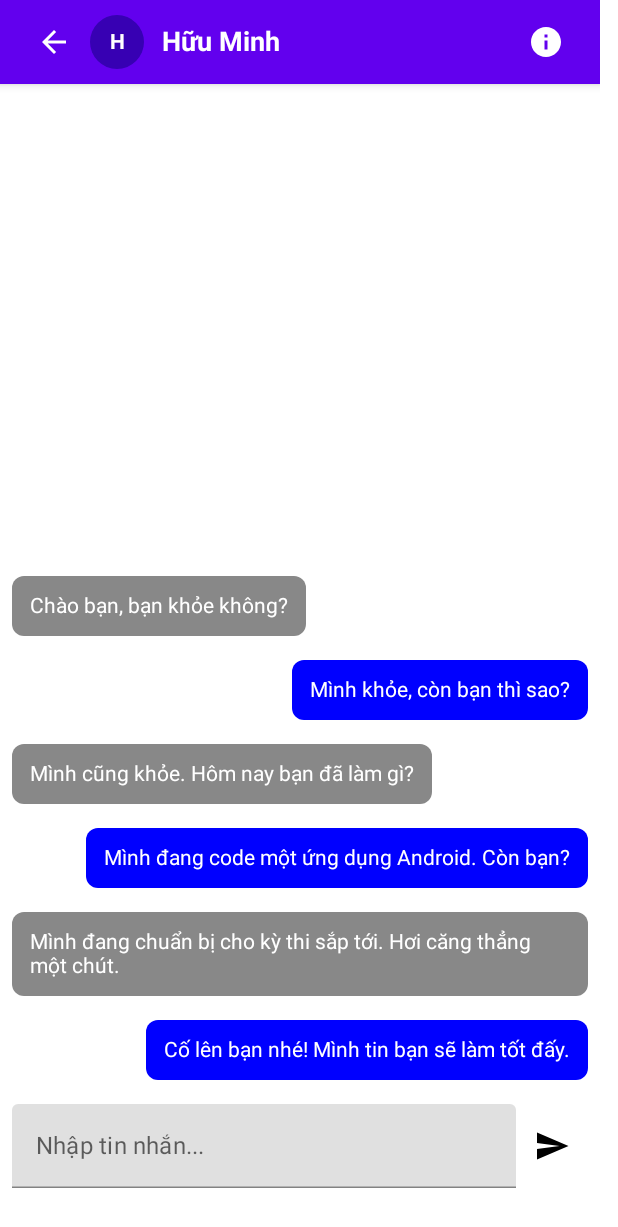
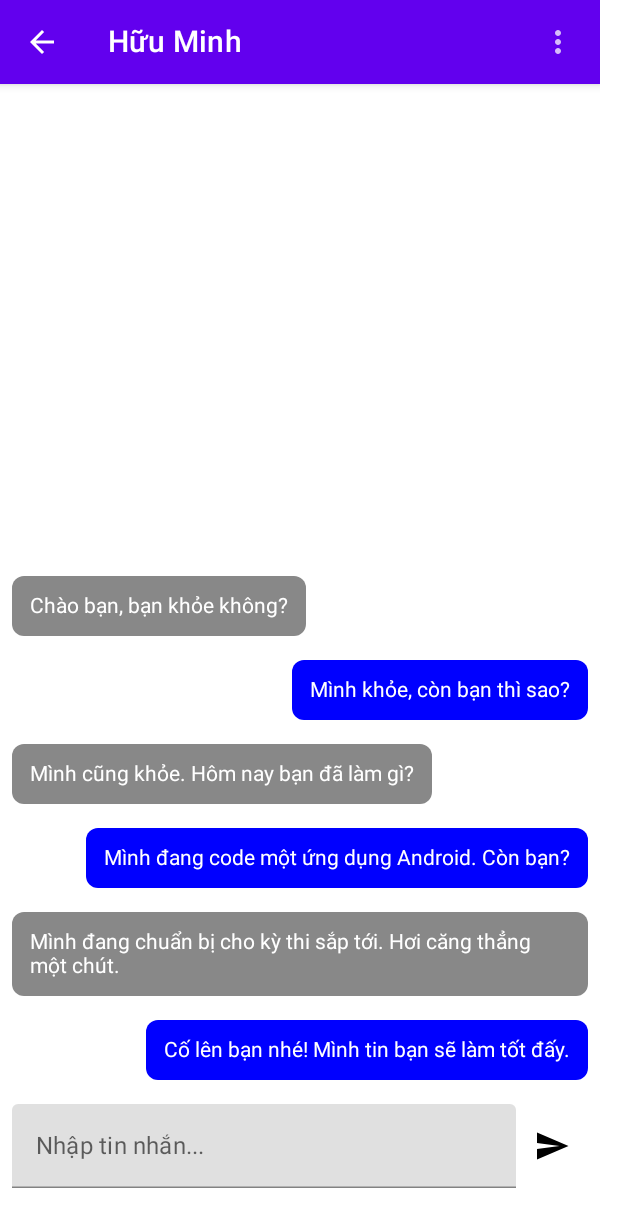
Before and after one commit to Mysterio824/Android-Final-Project, an Android app built with Jetpack Compose: the @Preview function ChatScreenPreview, on a phone screen of 412 x 824 dp. Shown: the top 1227 px of the screen. Run offline under Robolectric (Android 15) with nearby library versions, the phone set to English and light mode, and no system bars; our stand-ins replace Firebase (no records; nobody signed in at launch, a user with empty details on screens opened directly).

Commit message:
add chat detail screen

```diff
--- a/Hacktok/app/src/main/java/com/androidfinalproject/hacktok/ui/chat/ChatScreen.kt
+++ b/Hacktok/app/src/main/java/com/androidfinalproject/hacktok/ui/chat/ChatScreen.kt
@@ -1,6 +1,8 @@
 package com.androidfinalproject.hacktok.ui.chat
 
+import androidx.compose.foundation.ExperimentalFoundationApi
 import androidx.compose.foundation.background
+import androidx.compose.foundation.combinedClickable
 import androidx.compose.foundation.layout.*
 import androidx.compose.foundation.lazy.LazyColumn
 import androidx.compose.foundation.lazy.items
@@ -12,6 +14,8 @@ import androidx.compose.runtime.*
 import androidx.compose.ui.Alignment
 import androidx.compose.ui.Modifier
 import androidx.compose.ui.graphics.Color
+import androidx.compose.ui.platform.LocalClipboardManager
+import androidx.compose.ui.text.AnnotatedString
 import androidx.compose.ui.text.input.TextFieldValue
 import androidx.compose.ui.tooling.preview.Preview
 import androidx.compose.ui.unit.dp
@@ -31,10 +35,10 @@ fun ChatScreen(
     onBackClick: () -> Unit = {},
     onInfoClick: () -> Unit = {},
     onDeleteMessage: (String) -> Unit = {}
-
 ) {
     var messageText by remember { mutableStateOf(TextFieldValue("")) }
-    MainAppTheme{
+
+    MainAppTheme {
         Column(modifier = Modifier.fillMaxSize()) {
             ChatTopBar(
                 otherUser = otherUser,
@@ -49,7 +53,8 @@ fun ChatScreen(
                 items(messages.sortedByDescending { it.createdAt }) { message ->
                     ChatBubble(
                         message = message,
-                        isCurrentUser = message.senderId == currentUserId
+                        isCurrentUser = message.senderId == currentUserId,
+                        onDeleteMessage = onDeleteMessage
                     )
                 }
             }
@@ -68,16 +73,27 @@ fun ChatScreen(
     }
 }
 
+
+@OptIn(ExperimentalFoundationApi::class)
 @Composable
 fun ChatBubble(
     message: Message,
-    isCurrentUser: Boolean
+    isCurrentUser: Boolean,
+    onDeleteMessage: (String) -> Unit
 ) {
-    Row(
+    var showTime by remember { mutableStateOf(false) }
+    var showMenu by remember { mutableStateOf(false) }
+    val clipboardManager = LocalClipboardManager.current
+
+    Box(
         modifier = Modifier
             .fillMaxWidth()
-            .padding(8.dp),
-        horizontalArrangement = if (isCurrentUser) Arrangement.End else Arrangement.Start
+            .padding(8.dp)
+            .combinedClickable(
+                onClick = { showTime = !showTime }, // Nhấn để hiển thị thời gian
+                onLongClick = { showMenu = true } // Nhấn giữ để mở menu
+            ),
+        contentAlignment = if (isCurrentUser) Alignment.CenterEnd else Alignment.CenterStart
     ) {
         Box(
             modifier = Modifier
@@ -87,13 +103,47 @@ fun ChatBubble(
                 )
                 .padding(12.dp)
         ) {
-            Text(
-                text = message.content,
-                color = Color.White
-            )
+            Column {
+                Text(
+                    text = message.content,
+                    color = Color.White
+                )
+                if (showTime) {
+                    Text(
+                        text = message.createdAt.toString(),
+                        color = Color.White.copy(alpha = 0.7f),
+                        style = MaterialTheme.typography.caption
+                    )
+                }
+            }
+        }
+
+        // Toggle menu khi nhấn giữ tin nhắn
+        DropdownMenu(
+            expanded = showMenu,
+            onDismissRequest = { showMenu = false }
+        ) {
+            DropdownMenuItem(
+                onClick = {
+                    clipboardManager.setText(AnnotatedString(message.content)) // Copy tin nhắn
+                    showMenu = false
+                }
+            ) {
+                Text("Copy")
+            }
+            DropdownMenuItem(
+                onClick = {
+                    message.id?.let { onDeleteMessage(it) } // Xóa tin nhắn
+                    showMenu = false
+                }
+            ) {
+                Text("Delete", color = Color.Red)
+            }
         }
     }
 }
+
+
 
 @Preview(showBackground = true)
 @Composable
--- a/Hacktok/app/src/main/java/com/androidfinalproject/hacktok/ui/chat/component/ChatTopBar.kt
+++ b/Hacktok/app/src/main/java/com/androidfinalproject/hacktok/ui/chat/component/ChatTopBar.kt
@@ -15,6 +15,7 @@ import androidx.compose.material.TopAppBar
 import androidx.compose.material.icons.Icons
 import androidx.compose.material.icons.filled.ArrowBack
 import androidx.compose.material.icons.filled.Info
+import androidx.compose.material.icons.filled.MoreVert
 import androidx.compose.runtime.Composable
 import androidx.compose.ui.Alignment
 import androidx.compose.ui.Modifier
@@ -33,60 +34,16 @@ fun ChatTopBar(
     onInfoClick: () -> Unit
 ) {
     TopAppBar(
-        backgroundColor = MaterialTheme.colors.primary,
-        elevation = 4.dp
-    ) {
-        Row(
-            modifier = Modifier
-                .fillMaxWidth()
-                .padding(horizontal = 8.dp),
-            verticalAlignment = Alignment.CenterVertically
-        ) {
-            // Nút quay lại
+        title = { Text(otherUser.username) },
+        navigationIcon = {
             IconButton(onClick = onBackClick) {
-                Icon(
-                    imageVector = Icons.Default.ArrowBack,
-                    contentDescription = "Quay lại",
-                    tint = Color.White
-                )
+                Icon(Icons.Default.ArrowBack, contentDescription = "Back")
             }
-
-            // Avatar người dùng (hiển thị chữ cái đầu)
-            Box(
-                modifier = Modifier
-                    .size(36.dp)
-                    .clip(CircleShape)
-                    .background(MaterialTheme.colors.primaryVariant),
-                contentAlignment = Alignment.Center
-            ) {
-                Text(
-                    text = otherUser.username.first().toString(),
-                    color = Color.White,
-                    fontWeight = FontWeight.Bold
-                )
-            }
-
-            // Tên người dùng
-            Text(
-                text = otherUser.username,
-                color = Color.White,
-                fontWeight = FontWeight.Bold,
-                fontSize = 18.sp,
-                maxLines = 1,
-                overflow = TextOverflow.Ellipsis,
-                modifier = Modifier
-                    .padding(start = 12.dp)
-                    .weight(1f)
-            )
-
-            // Nút xem thông tin chi tiết
+        },
+        actions = {
             IconButton(onClick = onInfoClick) {
-                Icon(
-                    imageVector = Icons.Default.Info,
-                    contentDescription = "Thông tin",
-                    tint = Color.White
-                )
+                Icon(Icons.Default.MoreVert, contentDescription = "More")
             }
         }
-    }
+    )
 }
```
Also changed, not shown: Hacktok/app/src/main/java/com/androidfinalproject/hacktok/ui/chat/ChatScreenRoot.kt (+6 -1 lines), Hacktok/app/src/main/java/com/androidfinalproject/hacktok/ui/chat/ManageUserScreen.kt (added, +128 -0 lines).
